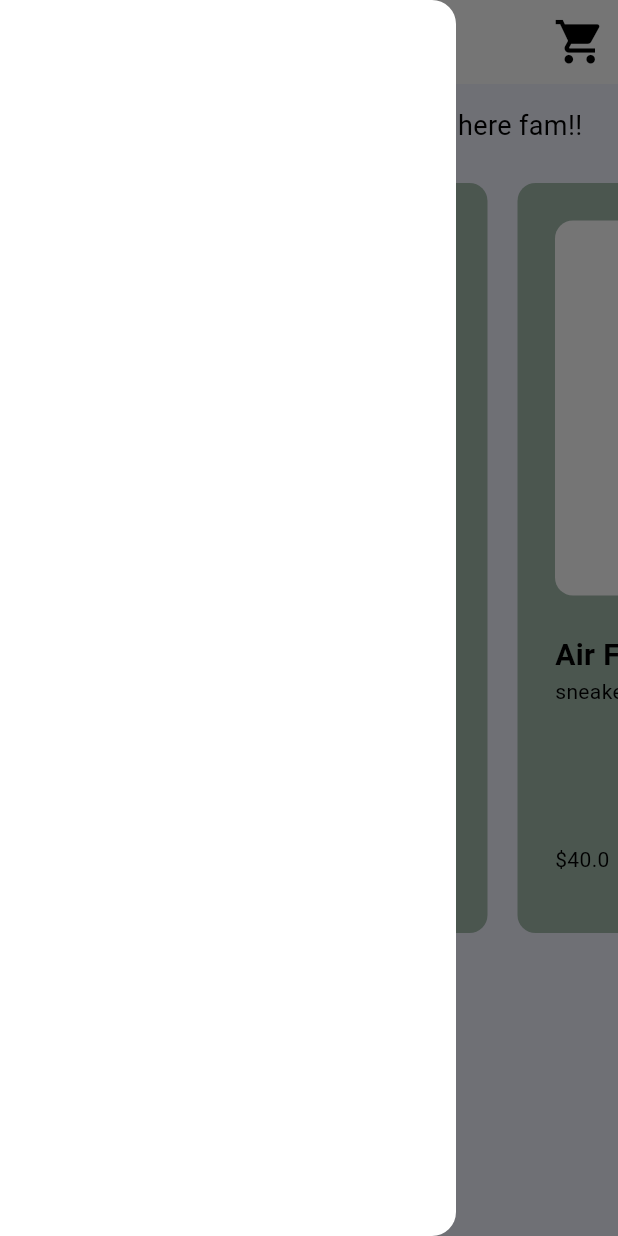
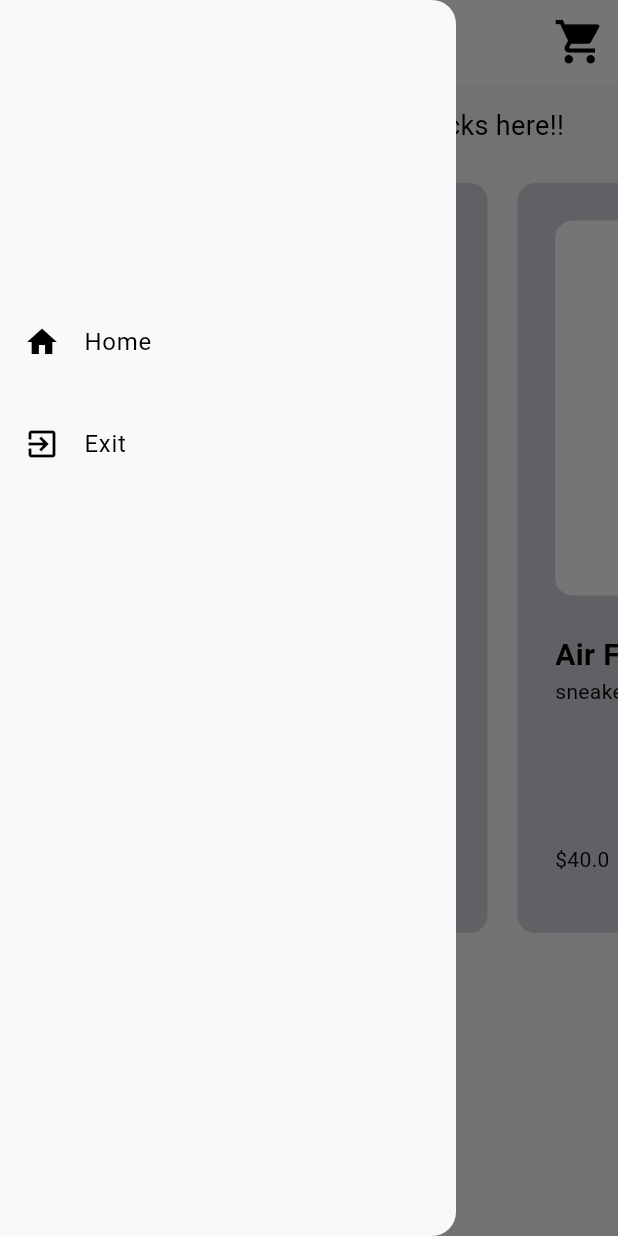
Before and after one commit to jp-madu/flykicksinc, a Flutter app: the screen it shows after launch, with the side drawer open, on a phone screen of 412 x 824 dp. Run offline on Flutter 3.47's test engine with Material 3 defaults, Android fonts, the light colour scheme and no system bars; drawn by our look-alikes of google_nav_bar; our stand-ins replace flutter_riverpod.

Commit message:
app development complete commit

```diff
--- a/lib/components/global_drawer.dart
+++ b/lib/components/global_drawer.dart
@@ -5,6 +5,28 @@ class GlobalDrawer extends StatelessWidget {
 
   @override
   Widget build(BuildContext context) {
-    return Drawer();
+    return Drawer(
+      backgroundColor: Theme.of(context).colorScheme.background,
+      child: Column(
+        children: [
+          SizedBox(
+            height: 200,
+          ),
+          ListTile(
+            leading: Icon(Icons.home),
+            title: Text('Home'),
+            onTap: () => Navigator.pop(context),
+          ),
+          Padding(
+            padding: const EdgeInsets.symmetric(vertical: 12.0),
+            child: ListTile(
+              leading: Icon(Icons.exit_to_app),
+              title: Text('Exit'),
+              onTap: () => Navigator.pop(context),
+            ),
+          )
+        ],
+      ),
+    );
   }
 }
--- a/lib/components/shopping_cart.dart
+++ b/lib/components/shopping_cart.dart
@@ -14,8 +14,9 @@ class ShoppingCartIconWithOverlay extends ConsumerWidget {
       alignment: Alignment.center,
       children: [
         IconButton(
-            icon: const Icon(Icons.shopping_cart, size: 35.0),
-            onPressed: () {}),
+          icon: const Icon(Icons.shopping_cart, size: 35.0),
+          onPressed: () {},
+        ),
         if (cartCount > 0)
           Positioned(
             right: 8,
--- a/lib/components/sneaker_tile.dart
+++ b/lib/components/sneaker_tile.dart
@@ -40,7 +40,7 @@ class SneakerTile extends ConsumerWidget {
     return Container(
       width: 300,
       decoration: BoxDecoration(
-        color: Theme.of(context).colorScheme.inversePrimary,
+        color: Theme.of(context).colorScheme.secondary,
         borderRadius: BorderRadius.circular(12),
       ),
       margin: const EdgeInsets.all(10),
--- a/lib/main.dart
+++ b/lib/main.dart
@@ -16,6 +16,9 @@ class MyApp extends StatelessWidget {
   @override
   Widget build(BuildContext context) {
     return MaterialApp(
+      routes: {
+        '/cartpage': (context) => CartPage(),
+      },
       debugShowCheckedModeBanner: false,
       theme: lightMode,
       home: IntroPage(),
--- a/lib/pages/intro_page.dart
+++ b/lib/pages/intro_page.dart
@@ -1,4 +1,5 @@
 import 'package:flutter/material.dart';
+import 'package:flutter_riverpod/flutter_riverpod.dart';
 
 import 'package:flykicksinc/components/google_navbar.dart';
 import 'package:flykicksinc/pages/cart_page.dart';
@@ -39,8 +40,6 @@ class _IntroPageState extends State<IntroPage> {
         onTabChange: (index) => navigateBottomBar(index),
       ),
       appBar: AppBar(
-        title: Text('Store'),
-        elevation: 0,
         actions: [
           ShoppingCartIconWithOverlay(),
         ],
--- a/lib/pages/store_page.dart
+++ b/lib/pages/store_page.dart
@@ -21,7 +21,7 @@ class _StorePageState extends State<StorePage> {
         //welcome note.
         Center(
           child: Text(
-            'Yo! Nike boy. Cope the fliest kicks here fam!!',
+            'Welcome fam. Cope the fliest kicks here!!',
             style: TextStyle(
               fontSize: 18,
             ),
--- a/lib/themes/light_mode.dart
+++ b/lib/themes/light_mode.dart
@@ -2,10 +2,10 @@ import 'package:flutter/material.dart';
 
 ThemeData lightMode = ThemeData(
   colorScheme: ColorScheme.light(
-    background: Color(0xfff2f4ff),
+    background: Color(0xffF8F9FA),
     primary: Color(0xfffefffe),
-    secondary: Color(0xfff1f0ea),
+    secondary: Color(0xffCED4DA),
     // inversePrimary: Color(0xffe83f3a),
-    inversePrimary: Color(0xffa3bbad),
+    inversePrimary: Color(0xff242424),
   ),
 );
```
Also changed, not shown: lib/data/cart_notifier.dart (+8 -0 lines), lib/pages/cart_page.dart (+20 -0 lines).
